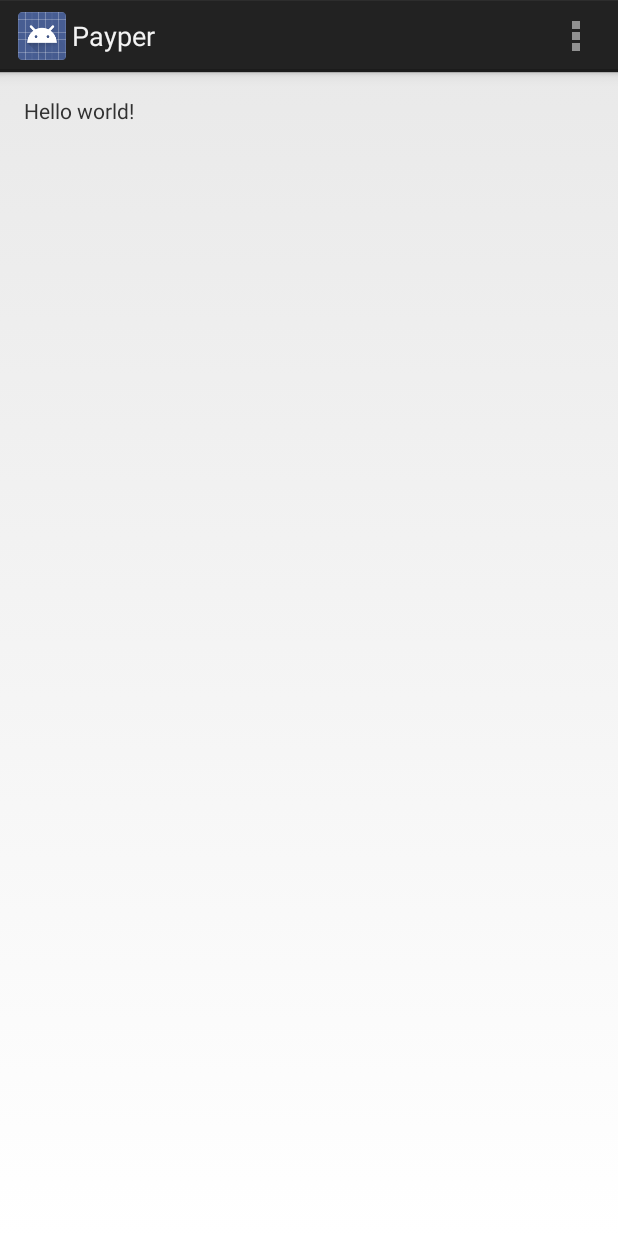
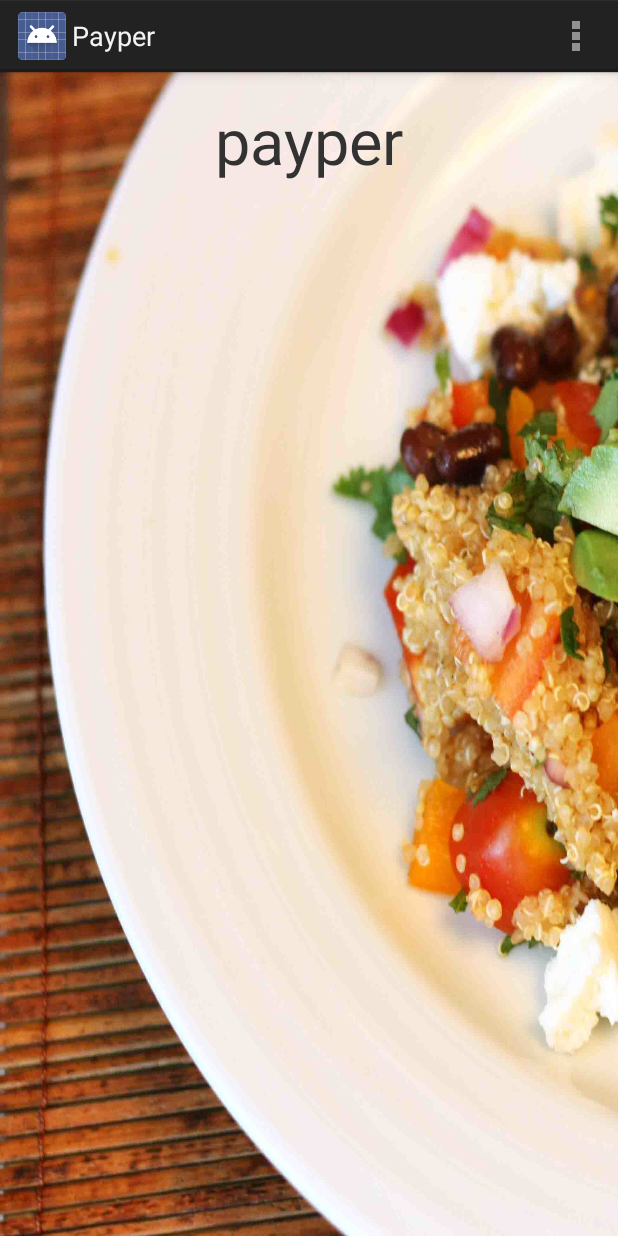
Before and after one commit to pterhx/vanilla, an Android app: the screen it shows after launch (activityMain), on a phone screen of 412 x 824 dp. Run offline under Robolectric (Android 15) with nearby library versions, the light colour scheme and no system bars.

Commit message:
Add background.

```diff
--- a/Payper/Payper/src/main/res/layout/main.xml
+++ b/Payper/Payper/src/main/res/layout/main.xml
@@ -2,15 +2,24 @@
     xmlns:tools="http://schemas.android.com/tools"
     android:layout_width="match_parent"
     android:layout_height="match_parent"
-    android:paddingLeft="@dimen/activity_horizontal_margin"
-    android:paddingRight="@dimen/activity_horizontal_margin"
-    android:paddingTop="@dimen/activity_vertical_margin"
-    android:paddingBottom="@dimen/activity_vertical_margin"
     tools:context=".activityMain">
+
+    <ImageView
+            android:id="@+id/imageView1"
+            android:layout_width="fill_parent"
+            android:layout_height="fill_parent"
+            android:layout_alignParentLeft="true"
+            android:scaleType="fitXY"
+            android:layout_alignParentTop="true" android:src="@drawable/background"/>
 
     <TextView
         android:layout_width="wrap_content"
         android:layout_height="wrap_content"
-        android:text="@string/hello_world" />
+        android:text="payper"
+        android:layout_alignParentEnd="false"
+        android:textSize="42sp"
+        android:layout_alignParentTop="true"
+        android:layout_centerHorizontal="true"
+        android:layout_marginTop="17dp"/>
 
 </RelativeLayout>
```
Also changed, not shown: Payper/Payper/src/main/res/drawable-hdpi/background.jpg (added), 39 other files.
